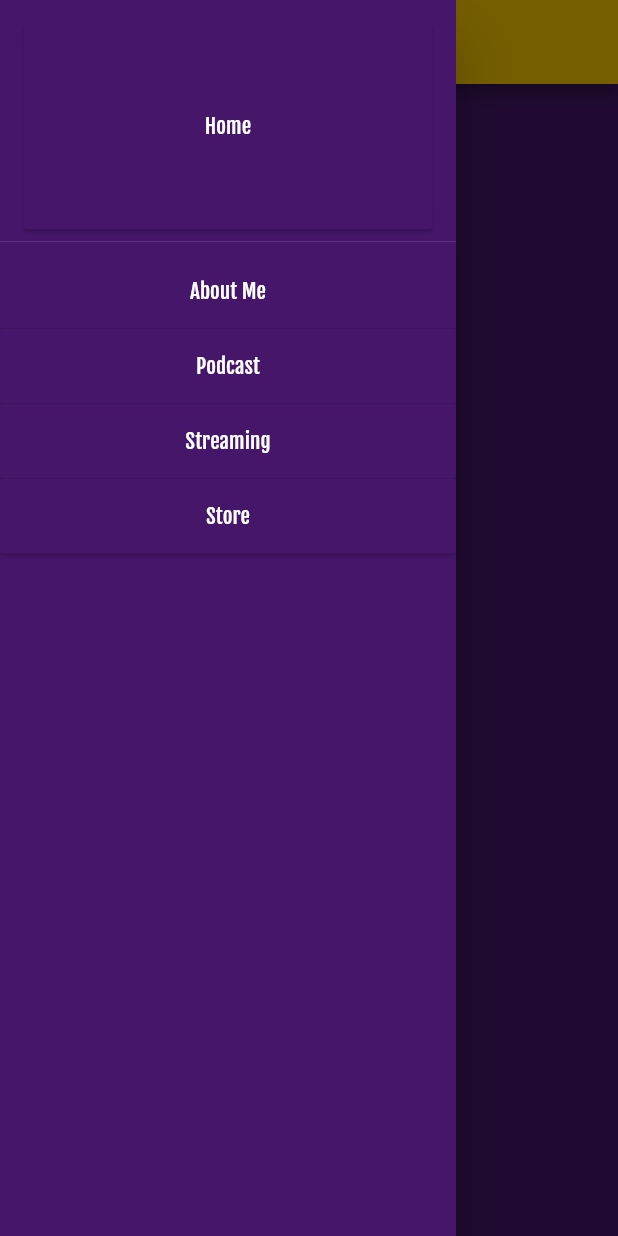
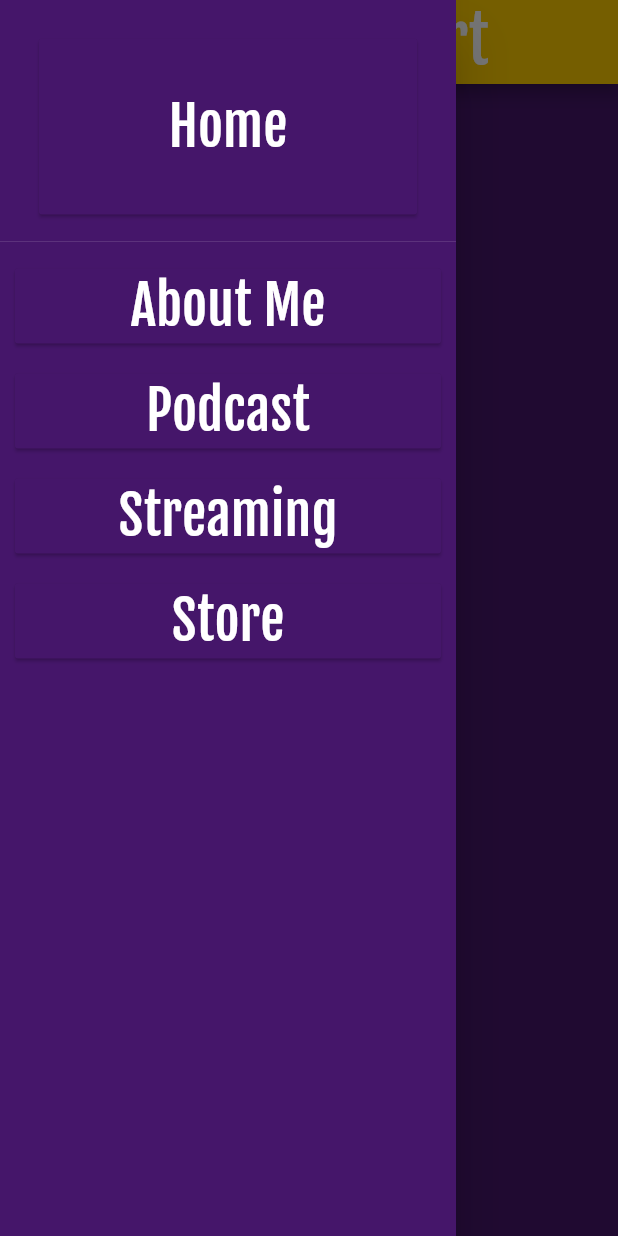
Before and after one commit to loganboisvert/loganboisvert.com, a Flutter app: the screen it shows after launch, with the side drawer open, on a phone screen of 412 x 824 dp. Run offline on Flutter 3.47's test engine with Material 2 defaults, Android fonts, the phone set to English and light mode, and no system bars.

Commit message:
Update text sizing and spacing

```diff
--- a/lib/routes/index/index.dart
+++ b/lib/routes/index/index.dart
@@ -8,11 +8,11 @@ class IndexRoute extends StatelessWidget {
   @override
   Widget build(BuildContext context) {
     return Scaffold(
-      appBar: AppBar(
-        title: Text("Logan Boisvert"),
-        centerTitle: true,
-      ),
-      drawer: Menu()
-    );
+        appBar: AppBar(
+          title: Text("Logan Boisvert", style: TextStyle(fontSize: 42)),
+          centerTitle: true,
+          titleSpacing: 0.0,
+        ),
+        drawer: Menu());
   }
 }
--- a/lib/widgets/navbuttons.dart
+++ b/lib/widgets/navbuttons.dart
@@ -1,3 +1,4 @@
+import 'package:flutter/cupertino.dart';
 import 'package:flutter/material.dart';
 import 'package:logan_boisvert_website/routes/about/about.dart';
 import 'package:logan_boisvert_website/routes/index/index.dart';
@@ -10,7 +11,7 @@ import 'package:logan_boisvert_website/widgets/colors.dart';
 class NavButtons {
   static const buttons = <Widget>[
     DrawerHeader(
-      child: NavButton (name: "Home", route: IndexRoute.route),
+      child: NavButton(name: "Home", route: IndexRoute.route),
     ),
     NavButton(name: "About Me", route: AboutRoute.route),
     NavButton(name: "Podcast", route: PodcastRoute.route),
@@ -39,6 +40,8 @@ class _NavButtonState extends State<NavButton> {
     return MouseRegion(
         onEnter: (e) => setState(() => _active = true),
         onExit: (e) => setState(() => _active = false),
+        child: Padding(
+          padding: EdgeInsets.all(10),
           child: Container(
             height: 50,
             child: RaisedButton(
@@ -49,11 +52,13 @@ class _NavButtonState extends State<NavButton> {
               child: Text(
                 widget.name,
                 style: TextStyle(
-            color: ThemeColors.text
+                    color: ThemeColors.text,
+                    fontSize: 36
                 ),
               ),
             ),
           ),
+        )
     );
   }
 }
```
Lines whose indentation alone changed are shown as unchanged.
